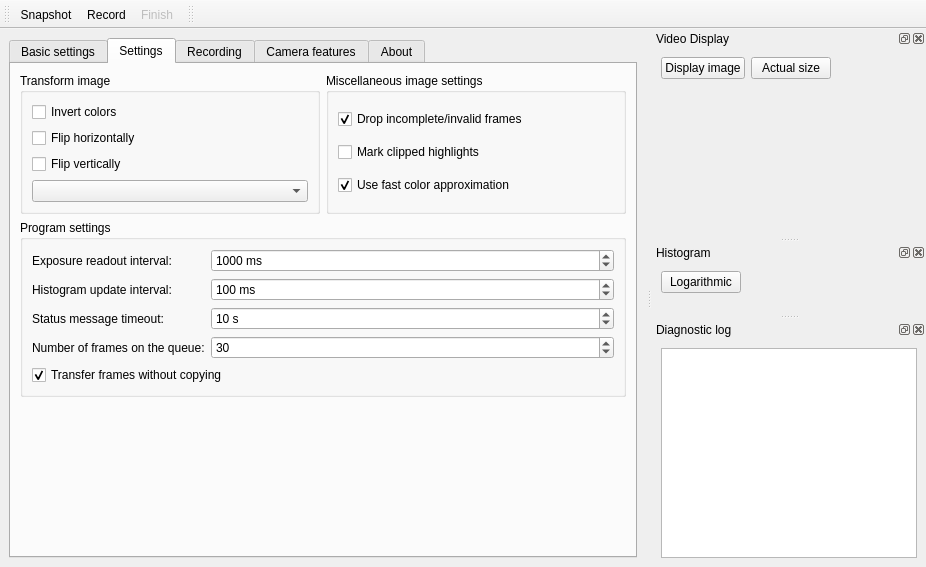
Above: src/mainwindow.ui from AD-Vega/qarv before the change. Below: the same form after it.
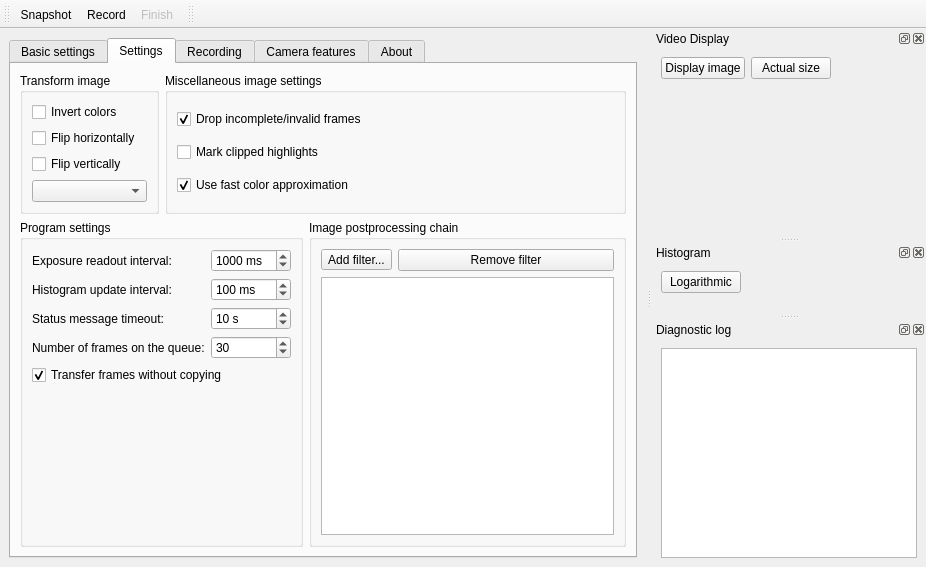
That is the form after the change. The open tabs and pages were chosen to show the change. Icons and pictures are not drawn. Custom widgets are drawn as their Qt base class.

Commit message: Postprocessing plugins, with a "levels" plugin as example.

```diff
--- a/src/mainwindow.ui
+++ b/src/mainwindow.ui
@@ -484,10 +484,8 @@
        <attribute name="title">
         <string>Settings</string>
        </attribute>
-       <layout class="QVBoxLayout" name="verticalLayout_10">
-        <item>
-         <layout class="QHBoxLayout" name="horizontalLayout_12">
-          <item>
+       <layout class="QGridLayout" name="gridLayout_3">
+        <item row="0" column="0">
            <widget class="QGroupBox" name="transformBox">
             <property name="title">
              <string>Transform image</string>
@@ -520,7 +518,7 @@
             </layout>
            </widget>
           </item>
-          <item>
+        <item row="0" column="1" colspan="2">
            <widget class="QGroupBox" name="miscBox">
             <property name="title">
              <string>Miscellaneous image settings</string>
@@ -565,9 +563,7 @@
             </layout>
            </widget>
           </item>
-         </layout>
-        </item>
-        <item>
+        <item row="1" column="0" colspan="2">
          <widget class="QGroupBox" name="settingsBox">
           <property name="title">
            <string>Program settings</string>
@@ -690,18 +686,60 @@
           </layout>
          </widget>
         </item>
+        <item row="1" column="2">
+         <widget class="QGroupBox" name="postprocBox">
+          <property name="title">
+           <string>Image postprocessing chain</string>
+          </property>
+          <layout class="QVBoxLayout" name="verticalLayout_12">
         <item>
-         <spacer name="verticalSpacer">
-          <property name="orientation">
-           <enum>Qt::Vertical</enum>
-          </property>
-          <property name="sizeHint" stdset="0">
-           <size>
-            <width>20</width>
-            <height>175</height>
-           </size>
-          </property>
-         </spacer>
+            <layout class="QHBoxLayout" name="horizontalLayout_17">
+             <item>
+              <widget class="QToolButton" name="postprocAddButton">
+               <property name="text">
+                <string>Add filter...</string>
+               </property>
+               <property name="popupMode">
+                <enum>QToolButton::InstantPopup</enum>
+               </property>
+               <property name="toolButtonStyle">
+                <enum>Qt::ToolButtonTextOnly</enum>
+               </property>
+              </widget>
+             </item>
+             <item>
+              <widget class="QPushButton" name="postprocRemoveButton">
+               <property name="text">
+                <string>Remove filter</string>
+               </property>
+              </widget>
+             </item>
+            </layout>
+           </item>
+           <item>
+            <widget class="QListView" name="postprocList">
+             <property name="editTriggers">
+              <set>QAbstractItemView::NoEditTriggers</set>
+             </property>
+             <property name="dragEnabled">
+              <bool>true</bool>
+             </property>
+             <property name="dragDropMode">
+              <enum>QAbstractItemView::InternalMove</enum>
+             </property>
+             <property name="defaultDropAction">
+              <enum>Qt::MoveAction</enum>
+             </property>
+             <property name="alternatingRowColors">
+              <bool>true</bool>
+             </property>
+             <property name="movement">
+              <enum>QListView::Free</enum>
+             </property>
+            </widget>
+           </item>
+          </layout>
+         </widget>
         </item>
        </layout>
       </widget>
```
Left out of the diff: 2 changed lines with no effect on the pictures. Lines whose indentation alone changed are shown as unchanged. The commit also changes 9 other files.
